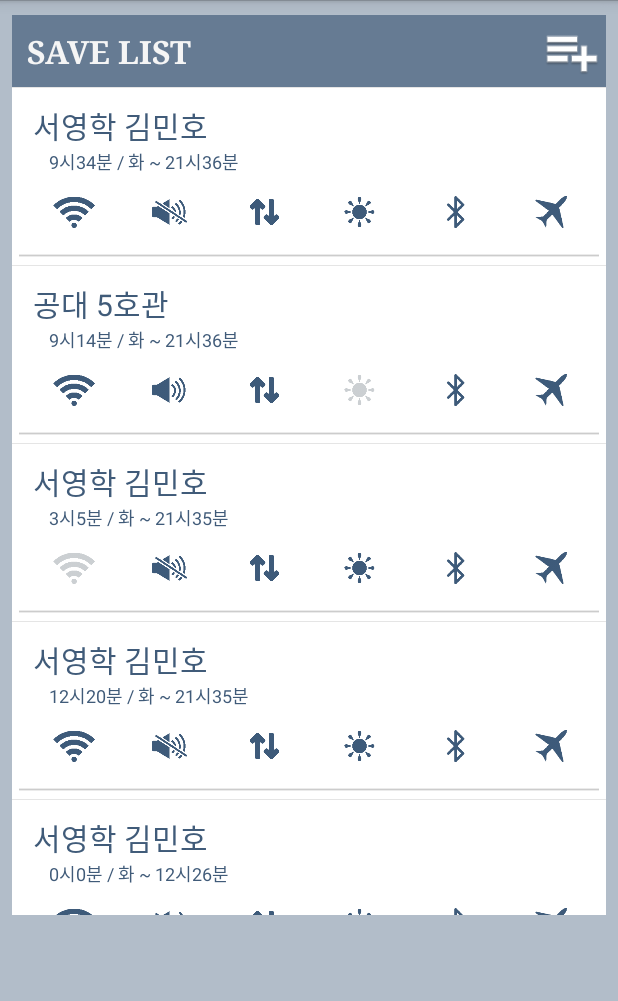
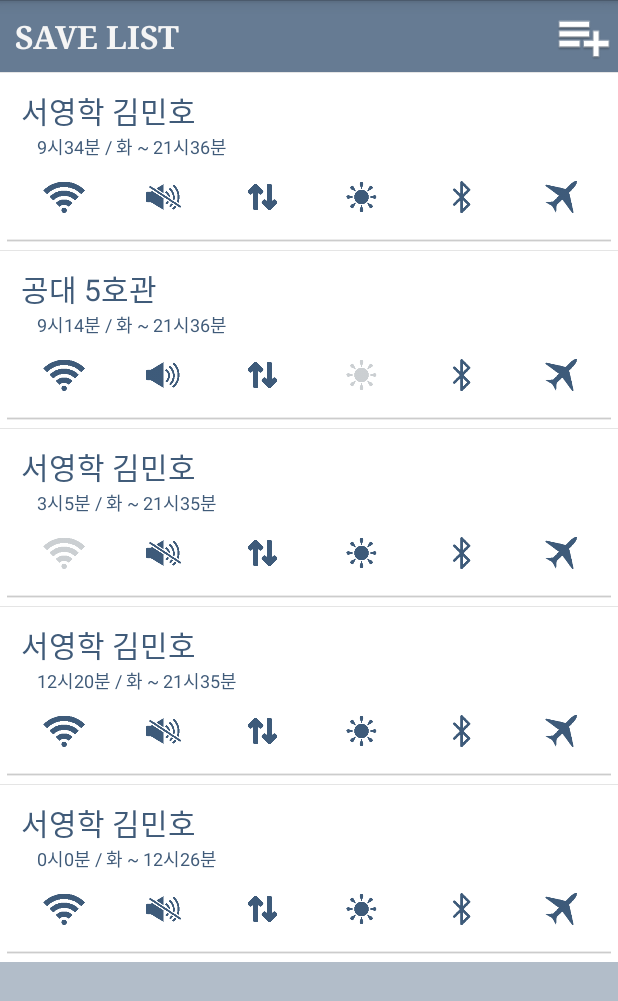
Before and after one commit to ISKU/Chameleon, an Android app: the screen it shows after launch (MainActivity), on a phone screen of 412 x 824 dp. Shown: the top 1001 px of the screen. Run offline under Robolectric (Android 15) with nearby library versions, the phone set to English and light mode, and no system bars; libraries missing offline, so code that uses them is left out: com.kyleduo.switchbutton; plain views replace SwitchButton; Roboto replaces fonts that are not available here; 1 statement that could not run was skipped.

Commit message:
Change design Saved list (dynamic layout size). fixed activity_main.xml

```diff
--- a/app/src/main/java/main/chameleon/MainActivity.java
+++ b/app/src/main/java/main/chameleon/MainActivity.java
@@ -15,6 +15,7 @@ import android.widget.ScrollView;
 import java.util.ArrayList;
 
 public class MainActivity extends Activity {
+
     Button toSaveListButton;
     Button toModeListButton;
     Intent aIntent;
@@ -35,14 +36,11 @@ public class MainActivity extends Activity {
     protected void onCreate(Bundle savedInstanceState) {
         super.onCreate(savedInstanceState);
         requestWindowFeature(Window.FEATURE_NO_TITLE);
-        startActivity(new Intent(this,SplashActivity.class));
+        startActivity(new Intent(this,SplashActivity.class));   // Splash
         setContentView(R.layout.activity_main);
 
-
-
-
         save_menu = new ArrayList<Info>();
-        scrollView = (ScrollView) findViewById(R.id.scroll_view);
+        //scrollView = (ScrollView) findViewById(R.id.scroll_view);
         listView = (ListView) findViewById(R.id.showModeListView);
         save_menu.add(new Info(1, "서영학 김민호", 1, 34444, 77777, 1, 0, 1, 1, 1, 1, 1234, 123, 1));
         save_menu.add(new Info(1, "공대 5호관", 1, 33244, 77777, 1, 1, 0, 1, 1, 1, 1234, 123, 1));
@@ -50,12 +48,10 @@ public class MainActivity extends Activity {
         save_menu.add(new Info(1, "서영학 김민호", 1, 44444, 77722, 1, 0, 1, 1, 1, 1, 1234, 123, 1));
         save_menu.add(new Info(1, "서영학 김민호", 1, 22, 44777, 1, 0, 1, 1, 1, 1, 1234, 123, 1));
 
-//public Info(int id, String name, int week, int starttime, int stoptime, int wifi, int sound, int brightness, int lte, int bluetooth, int airplane, double latitude, double longitude, int toggle) {
-
         listView.setOnTouchListener(new View.OnTouchListener() {
             @Override
             public boolean onTouch(View view, MotionEvent motionEvent) {
-                scrollView.requestDisallowInterceptTouchEvent(true);
+                //scrollView.requestDisallowInterceptTouchEvent(true);
                 return false;
             }
         });
@@ -63,63 +59,37 @@ public class MainActivity extends Activity {
         listView.addHeaderView(header);
         myAdapter adapter = new myAdapter();
         listView.setAdapter(adapter);
-
-//        listView.setOnItemClickListener(new AdapterView.OnItemClickListener() {
-//            @Override
-//            public void onItemClick(AdapterView<?> parent, View view, int position, long id) {
-//                Intent intent = new Intent(getApplicationContext(), MainActivity.class);
-//                intent.putExtra("position_save", position);
-//                startActivity(intent);
-//            }
-//        });
-
-
-        /*
-       toModeListButton = (Button) findViewById(R.id.listToSettingButton);
-        toModeListButton.setOnClickListener(new View.OnClickListener() {
-            public void onClick(View v) {
-                aIntent = new Intent(MainActivity.this, ModeActivity.class);
-                startActivity(aIntent);
-            }
-        });
-        */
-
     }
 
-
-
     private class myAdapter extends BaseAdapter {
-
         @Override
         public int getCount() {
             return save_menu.size();
         }
+
         @Override
         public Object getItem(int position) {
             return save_menu.get(position);
         }
+
         @Override
         public long getItemId(int position) {
             return position;
         }
+
         @Override
         public View getView(int position, View convertView, ViewGroup parent) {
             EachSaveListView view = new EachSaveListView(getApplicationContext());
             view.setListNameText(save_menu.get(position).getName());
-
             view.setStartNameText(save_menu.get(position).getStarttime() + "",weekList[save_menu.get(position).getWeek()]);
             view.setStopNameText(save_menu.get(position).getStoptime() + "");
-
             view.setBrightFunction(save_menu.get(position).getBrightness());
             view.setWifiFunction(save_menu.get(position).getWifi());
             view.setBluetoothFunction(save_menu.get(position).getBluetooth());
             view.setNetworkFunction(save_menu.get(position).getLte());
             view.setAirplaneFunction(save_menu.get(position).getAirplane());
             view.setSoundFunction(save_menu.get(position).getSound());
-
             return view;
-            //  public Info(int id, String name, int sound, int brightness, int wifi, int lte, int bluetooth, int airplane, String week, double latitude, double longitude, long starttime, long stoptime, int toggle) {
-
         }
     }
 
@@ -129,5 +99,4 @@ public class MainActivity extends Activity {
             startActivity(intent_setListWindow);
         }
     }
-
 }
--- a/app/src/main/res/layout/activity_main.xml
+++ b/app/src/main/res/layout/activity_main.xml
@@ -1,60 +1,17 @@
 <?xml version="1.0" encoding="utf-8"?>
-
-<ScrollView android:layout_width="match_parent"
-    android:layout_height="fill_parent"
-    android:scrollbars="none"
-    xmlns:android="http://schemas.android.com/apk/res/android"
-    android:id="@+id/scroll_view"
-    android:background="#b2bdc9">
 
 <RelativeLayout xmlns:android="http://schemas.android.com/apk/res/android"
     android:orientation="vertical"
     android:layout_width="fill_parent"
-    android:layout_height="550dp"
-    android:layout_marginBottom="5dp"
-
-    android:background="#b2bdc9"
-    android:paddingLeft="8dp"
-    android:paddingRight="8dp"
-    android:paddingTop="10dp"
-    android:paddingBottom="10dp">
+    android:layout_height="fill_parent"
+    android:background="#b2bdc9">
 
     <ListView
+        android:layout_weight="1"
         android:layout_width="wrap_content"
-        android:layout_height="600dp"
+        android:layout_height="wrap_content"
         android:id="@+id/showModeListView"
-        android:layout_alignParentTop="true"
-        android:layout_alignParentLeft="true"
-        android:layout_alignParentStart="true"
-        android:layout_alignParentBottom="true"
-        android:background="#fff"
-        android:layout_alignParentRight="true"
-        android:layout_alignParentEnd="true">
+        android:background="#fff">
     </ListView>
 
-   <!-- <Button
-        android:layout_width="100dp"
-        android:layout_height="45dp"
-        android:id="@+id/listToSettingButton"
-        android:text="설정 "
-        android:layout_gravity="right"
-        android:layout_below="@+id/showModeListView"
-        android:layout_alignParentRight="true"
-        android:layout_alignParentEnd="true">
-    </Button>
-
-    <Button
-        android:layout_width="100dp"
-        android:layout_height="45dp"
-        android:id="@+id/listToSettingButton"
-        android:onClick="moveListSetting"
-        android:text="view list"
-        android:enabled="true"
-        android:layout_below="@+id/showModeListView"
-        android:layout_alignParentLeft="true"
-        android:layout_alignParentStart="true">
-    </Button>-->
-
-
 </RelativeLayout>
-</ScrollView>
```
